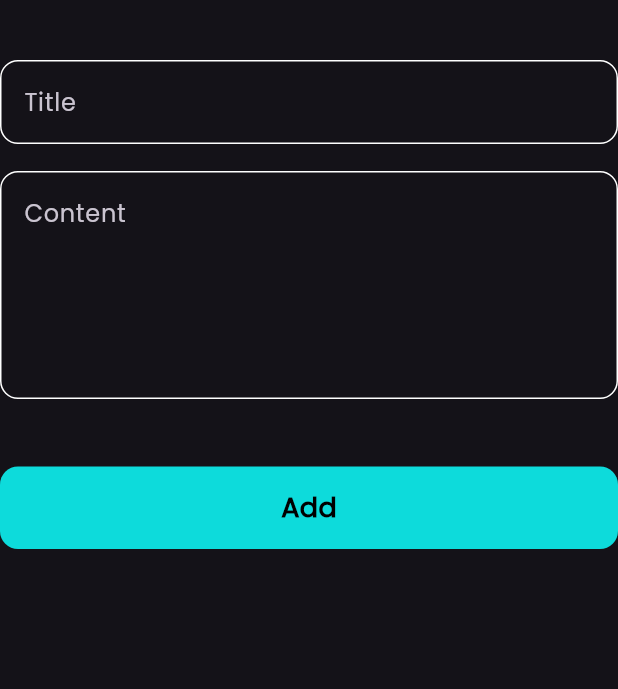
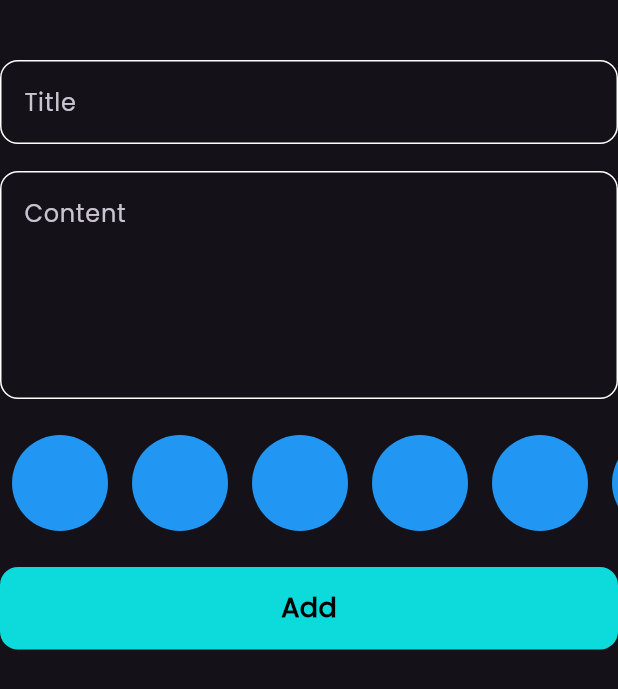
Before and after one commit to Seifmohsen11/notes_app, a Flutter app: the AddNoteForm widget shown alone on an empty page, opened directly, on a phone screen of 412 x 824 dp. Shown: the top 689 px of the screen. Run offline on Flutter 3.47's test engine with Material 3 defaults, Android fonts, the light colour scheme and no system bars; our stand-ins replace bloc, flutter_bloc, font_awesome_flutter, hive, hive_flutter; accounts and stored records are empty.

Commit message:
create colors list view part 1

```diff
--- a/lib/views/notes_view.dart
+++ b/lib/views/notes_view.dart
@@ -1,5 +1,4 @@
 import 'package:flutter/material.dart';
-import 'package:flutter_bloc/flutter_bloc.dart';
 
 import 'widgets/add_note_buttom_sheet.dart';
 import 'widgets/notes_view_body.dart';
--- a/lib/views/widgets/add_note_form.dart
+++ b/lib/views/widgets/add_note_form.dart
@@ -4,6 +4,7 @@ import 'package:intl/intl.dart';
 import 'package:notes_app/cubits/add_note_cubit/add_note_cubit.dart';
 import 'package:notes_app/models/note_model.dart';
 
+import 'colors_list_view.dart';
 import 'custom_bottom.dart';
 import 'custom_text_field.dart';
 
@@ -47,8 +48,12 @@ class _AddNoteFormState extends State<AddNoteForm> {
             hintText: 'Content',
             maxLines: 5,
           ),
-          SizedBox(
-            height: 45,
+          const SizedBox(
+            height: 24,
+          ),
+          const ColorsListView(),
+          const SizedBox(
+            height: 24,
           ),
           BlocBuilder<AddNoteCubit, AddNoteState>(
             builder: (context, state) {
@@ -74,7 +79,7 @@ class _AddNoteFormState extends State<AddNoteForm> {
               );
             },
           ),
-          SizedBox(
+          const SizedBox(
             height: 45,
           ),
         ],
--- /dev/null
+++ b/lib/views/widgets/colors_list_view.dart
@@ -0,0 +1,33 @@
+import 'package:flutter/material.dart';
+
+class ColorItem extends StatelessWidget {
+  const ColorItem({super.key});
+
+  @override
+  Widget build(BuildContext context) {
+    return const Padding(
+      padding: EdgeInsets.symmetric(horizontal: 8),
+      child: CircleAvatar(
+        backgroundColor: Colors.blue,
+        radius: 32,
+      ),
+    );
+  }
+}
+
+class ColorsListView extends StatelessWidget {
+  const ColorsListView({super.key});
+
+  @override
+  Widget build(BuildContext context) {
+    return SizedBox(
+      height: 32 * 2,
+      child: ListView.builder(
+          itemCount: 10,
+          scrollDirection: Axis.horizontal,
+          itemBuilder: (context, index) {
+            return const ColorItem();
+          }),
+    );
+  }
+}
```
